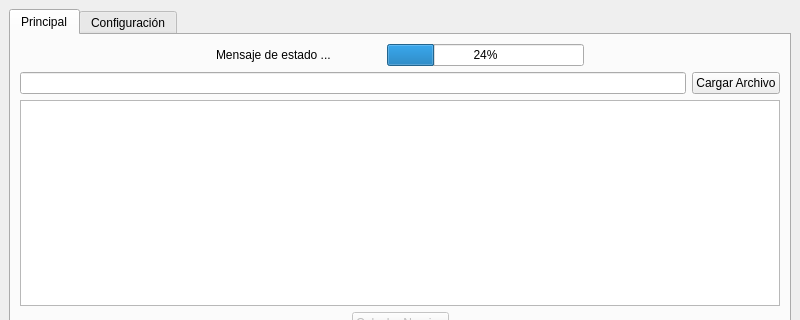
Above: nomina_helper_gui.ui from tdp201503/nomina_helper before the change; both pictures show x 0 to 800 and y 0 to 320 of the 800 by 600 pixel window. Below: the same form after it.
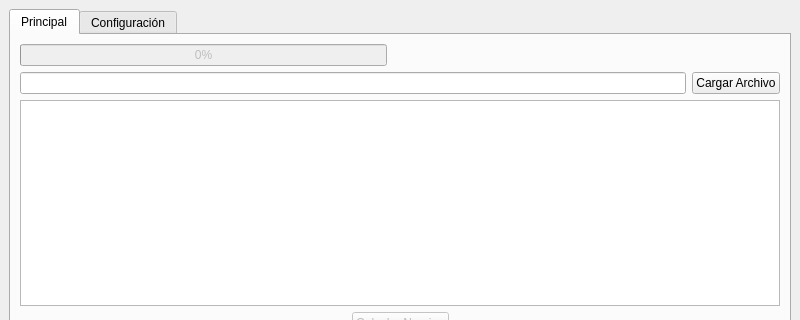
That is the form after the change.

Commit message: Version final de NominaHelper segun requerimientos basicos. Por agregar popups de informacion.

Patch:
```diff
--- a/nomina_helper_gui.ui
+++ b/nomina_helper_gui.ui
@@ -29,46 +29,25 @@
          <layout class="QVBoxLayout" name="verticalLayout_3">
           <item>
            <layout class="QHBoxLayout" name="horizontalLayout_5">
-            <item>
-             <spacer name="horizontalSpacer_4">
-              <property name="orientation">
-               <enum>Qt::Horizontal</enum>
-              </property>
-              <property name="sizeHint" stdset="0">
-               <size>
-                <width>40</width>
-                <height>20</height>
-               </size>
-              </property>
-             </spacer>
-            </item>
-            <item>
-             <widget class="QLabel" name="mensaje_progreso">
-              <property name="text">
-               <string>Mensaje de estado ...</string>
-              </property>
-             </widget>
-            </item>
-            <item>
-             <spacer name="horizontalSpacer_6">
-              <property name="orientation">
-               <enum>Qt::Horizontal</enum>
-              </property>
-              <property name="sizeType">
-               <enum>QSizePolicy::Maximum</enum>
-              </property>
-              <property name="sizeHint" stdset="0">
-               <size>
-                <width>50</width>
-                <height>20</height>
-               </size>
-              </property>
-             </spacer>
-            </item>
             <item>
              <widget class="QProgressBar" name="barra_progreso">
+              <property name="enabled">
+               <bool>false</bool>
+              </property>
+              <property name="sizePolicy">
+               <sizepolicy hsizetype="Expanding" vsizetype="Fixed">
+                <horstretch>0</horstretch>
+                <verstretch>0</verstretch>
+               </sizepolicy>
+              </property>
+              <property name="maximumSize">
+               <size>
+                <width>400</width>
+                <height>16777215</height>
+               </size>
+              </property>
               <property name="value">
-               <number>24</number>
+               <number>0</number>
               </property>
              </widget>
             </item>
@@ -77,14 +56,33 @@
               <property name="orientation">
                <enum>Qt::Horizontal</enum>
               </property>
+              <property name="sizeType">
+               <enum>QSizePolicy::Fixed</enum>
+              </property>
               <property name="sizeHint" stdset="0">
                <size>
-                <width>40</width>
+                <width>20</width>
                 <height>20</height>
                </size>
               </property>
              </spacer>
             </item>
+            <item>
+             <widget class="QLabel" name="mensaje_progreso">
+              <property name="enabled">
+               <bool>false</bool>
+              </property>
+              <property name="sizePolicy">
+               <sizepolicy hsizetype="Expanding" vsizetype="Fixed">
+                <horstretch>0</horstretch>
+                <verstretch>0</verstretch>
+               </sizepolicy>
+              </property>
+              <property name="text">
+               <string/>
+              </property>
+             </widget>
+            </item>
            </layout>
           </item>
           <item>
```
Left out of the diff: 9 changed lines with no effect on the pictures. The commit also changes 8 other files.
